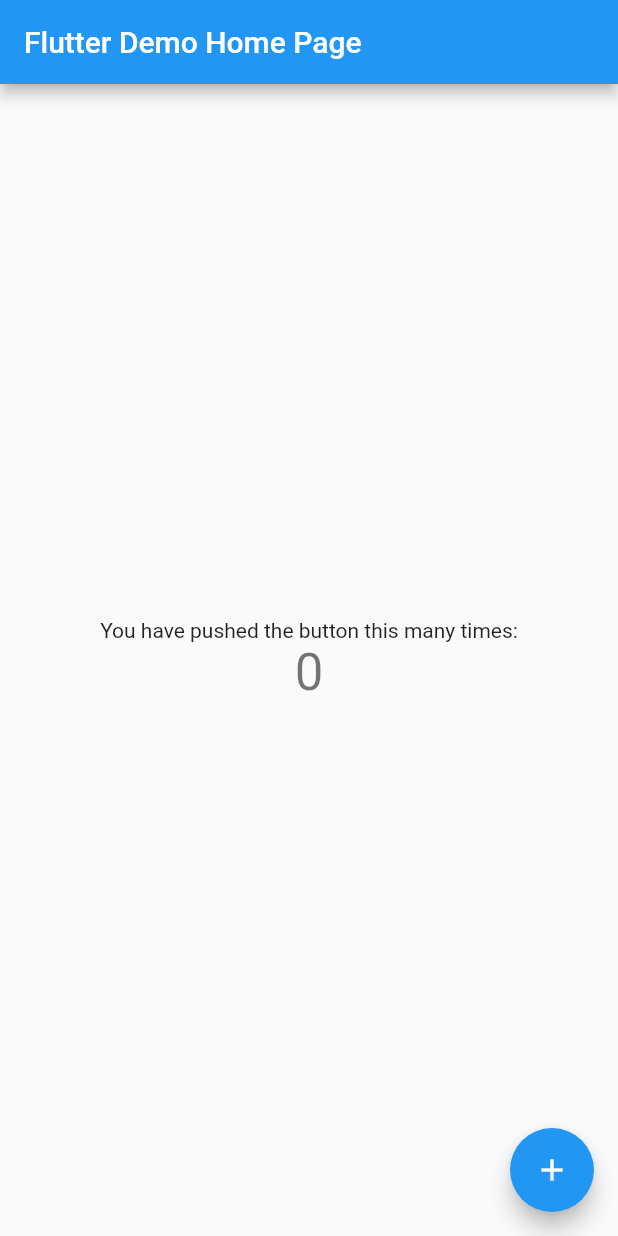
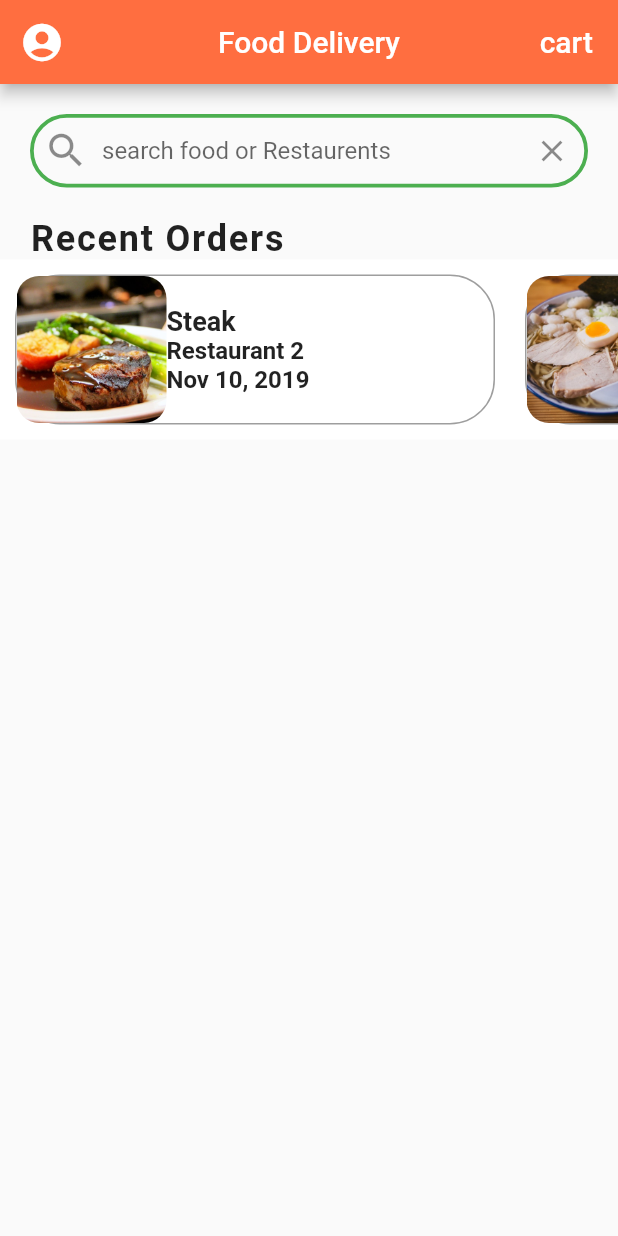
Before and after one commit to karimrj49/burgerapp, a Flutter app: the screen it shows after launch, on a phone screen of 412 x 824 dp. Run offline on Flutter 3.47's test engine with Material 2 defaults, Android fonts, the phone set to English and light mode, and no system bars.

Commit message:
commit 2

```diff
--- a/lib/main.dart
+++ b/lib/main.dart
@@ -1,4 +1,5 @@
 import 'package:flutter/material.dart';
+import 'screens/home_screen.dart';
 
 void main() {
   runApp(const MyApp());
@@ -11,105 +12,12 @@
   @override
   Widget build(BuildContext context) {
     return MaterialApp(
-      title: 'Flutter Demo',
+      debugShowCheckedModeBanner: false,
+      title: 'Delivery APP',
       theme: ThemeData(
-        // This is the theme of your application.
-        //
-        // Try running your application with "flutter run". You'll see the
-        // application has a blue toolbar. Then, without quitting the app, try
-        // changing the primarySwatch below to Colors.green and then invoke
-        // "hot reload" (press "r" in the console where you ran "flutter run",
-        // or simply save your changes to "hot reload" in a Flutter IDE).
-        // Notice that the counter didn't reset back to zero; the application
-        // is not restarted.
-        primarySwatch: Colors.blue,
+        scaffoldBackgroundColor: Colors.grey[50],
       ),
-      home: const MyHomePage(title: 'Flutter Demo Home Page'),
+      home: const Homescreen(),
     );
   }
 }
-
-class MyHomePage extends StatefulWidget {
-  const MyHomePage({Key? key, required this.title}) : super(key: key);
-
-  // This widget is the home page of your application. It is stateful, meaning
-  // that it has a State object (defined below) that contains fields that affect
-  // how it looks.
-
-  // This class is the configuration for the state. It holds the values (in this
-  // case the title) provided by the parent (in this case the App widget) and
-  // used by the build method of the State. Fields in a Widget subclass are
-  // always marked "final".
-
-  final String title;
-
-  @override
-  State<MyHomePage> createState() => _MyHomePageState();
-}
-
-class _MyHomePageState extends State<MyHomePage> {
-  int _counter = 0;
-
-  void _incrementCounter() {
-    setState(() {
-      // This call to setState tells the Flutter framework that something has
-      // changed in this State, which causes it to rerun the build method below
-      // so that the display can reflect the updated values. If we changed
-      // _counter without calling setState(), then the build method would not be
-      // called again, and so nothing would appear to happen.
-      _counter++;
-    });
-  }
-
-  @override
-  Widget build(BuildContext context) {
-    // This method is rerun every time setState is called, for instance as done
-    // by the _incrementCounter method above.
-    //
-    // The Flutter framework has been optimized to make rerunning build methods
-    // fast, so that you can just rebuild anything that needs updating rather
-    // than having to individually change instances of widgets.
-    return Scaffold(
-      appBar: AppBar(
-        // Here we take the value from the MyHomePage object that was created by
-        // the App.build method, and use it to set our appbar title.
-        title: Text(widget.title),
-      ),
-      body: Center(
-        // Center is a layout widget. It takes a single child and positions it
-        // in the middle of the parent.
-        child: Column(
-          // Column is also a layout widget. It takes a list of children and
-          // arranges them vertically. By default, it sizes itself to fit its
-          // children horizontally, and tries to be as tall as its parent.
-          //
-          // Invoke "debug painting" (press "p" in the console, choose the
-          // "Toggle Debug Paint" action from the Flutter Inspector in Android
-          // Studio, or the "Toggle Debug Paint" command in Visual Studio Code)
-          // to see the wireframe for each widget.
-          //
-          // Column has various properties to control how it sizes itself and
-          // how it positions its children. Here we use mainAxisAlignment to
-          // center the children vertically; the main axis here is the vertical
-          // axis because Columns are vertical (the cross axis would be
-          // horizontal).
-          mainAxisAlignment: MainAxisAlignment.center,
-          children: <Widget>[
-            const Text(
-              'You have pushed the button this many times:',
-            ),
-            Text(
-              '$_counter',
-              style: Theme.of(context).textTheme.headline4,
-            ),
-          ],
-        ),
-      ),
-      floatingActionButton: FloatingActionButton(
-        onPressed: _incrementCounter,
-        tooltip: 'Increment',
-        child: const Icon(Icons.add),
-      ), // This trailing comma makes auto-formatting nicer for build methods.
-    );
-  }
-}
--- /dev/null
+++ b/lib/screens/home_screen.dart
@@ -0,0 +1,65 @@
+import 'package:burgerapp/widgets/recent_orders.dart';
+import 'package:flutter/material.dart';
+
+class Homescreen extends StatefulWidget {
+  const Homescreen({Key? key}) : super(key: key);
+
+  @override
+  _HomescreenState createState() => _HomescreenState();
+}
+
+class _HomescreenState extends State<Homescreen> {
+  @override
+  Widget build(BuildContext context) {
+    return Scaffold(
+      appBar: AppBar(
+        centerTitle: true,
+        backgroundColor: Colors.deepOrangeAccent,
+        leading: IconButton(
+          icon: const Icon(Icons.account_circle),
+          iconSize: 30.0,
+          onPressed: () {},
+        ),
+        title: const Text('Food Delivery'),
+        actions: <Widget>[
+          TextButton(
+            onPressed: () {},
+            child: const Text(
+              'cart ',
+              style: TextStyle(color: Colors.white, fontSize: 20.0),
+            ),
+          )
+        ],
+      ),
+      body: ListView(
+        children: <Widget>[
+          Padding(
+            padding: const EdgeInsets.all(20.0),
+            child: TextField(
+              decoration: InputDecoration(
+                  contentPadding: const EdgeInsets.symmetric(vertical: 15.0),
+                  enabledBorder: OutlineInputBorder(
+                      borderSide:
+                          const BorderSide(color: Colors.green, width: 2.5),
+                      borderRadius: BorderRadius.circular(30.0)),
+                  border: InputBorder.none,
+                  hintText: 'search food or Restaurents',
+                  prefixIcon: const Icon(
+                    Icons.search,
+                    size: 30.0,
+                  ),
+                  suffixIcon: IconButton(
+                    icon: const Icon(Icons.clear),
+                    onPressed: () {},
+                  ),
+                  focusedBorder: OutlineInputBorder(
+                      borderSide: const BorderSide(color: Colors.red, width: 1),
+                      borderRadius: BorderRadius.circular(30.0))),
+            ),
+          ),
+          const Recentorders(),
+        ],
+      ),
+    );
+  }
+}
--- /dev/null
+++ b/lib/widgets/recent_orders.dart
@@ -0,0 +1,85 @@
+import 'package:burgerapp/data/data.dart';
+import 'package:burgerapp/models/order.dart';
+import 'package:flutter/material.dart';
+
+class Recentorders extends StatelessWidget {
+  const Recentorders({Key? key}) : super(key: key);
+
+  _buildRecentOrder(BuildContext context, Order order) {
+    return Container(
+      margin: const EdgeInsets.all(10.0),
+      width: 320.0,
+      decoration: BoxDecoration(
+          color: Colors.white,
+          borderRadius: BorderRadius.circular(30.0),
+          border: Border.all(
+            width: 1.0,
+            color: Colors.grey,
+          )),
+      child: Row(
+        children: <Widget>[
+          ClipRRect(
+            borderRadius: BorderRadius.circular(15.0),
+            child: Image(
+              height: 100.0,
+              width: 100.0,
+              image: AssetImage(order.food.imageUrl),
+              fit: BoxFit.cover,
+            ),
+          ),
+          Column(
+            mainAxisAlignment: MainAxisAlignment.center,
+            crossAxisAlignment: CrossAxisAlignment.start,
+            children: <Widget>[
+              Text(
+                order.food.name,
+                style: const TextStyle(
+                    fontSize: 18.0, fontWeight: FontWeight.bold),
+              ),
+              Text(
+                order.restaurant.name,
+                style: const TextStyle(
+                    fontSize: 16.0, fontWeight: FontWeight.w600),
+              ),
+              Text(
+                order.date,
+                style: const TextStyle(
+                    fontSize: 16.0, fontWeight: FontWeight.w600),
+              )
+            ],
+          )
+        ],
+      ),
+    );
+  }
+
+  @override
+  Widget build(BuildContext context) {
+    return Column(
+      crossAxisAlignment: CrossAxisAlignment.start,
+      children: <Widget>[
+        const Padding(
+          padding: EdgeInsets.symmetric(horizontal: 20.0),
+          child: Text(
+            'Recent Orders',
+            style: TextStyle(
+                fontSize: 24.0,
+                fontWeight: FontWeight.w600,
+                letterSpacing: 1.2),
+          ),
+        ),
+        Container(
+          height: 120,
+          color: Colors.white,
+          child: ListView.builder(
+              scrollDirection: Axis.horizontal,
+              itemCount: currentUser.orders.length,
+              itemBuilder: (BuildContext context, int index) {
+                Order order = currentUser.orders[index];
+                return _buildRecentOrder(context, order);
+              }),
+        )
+      ],
+    );
+  }
+}
```
